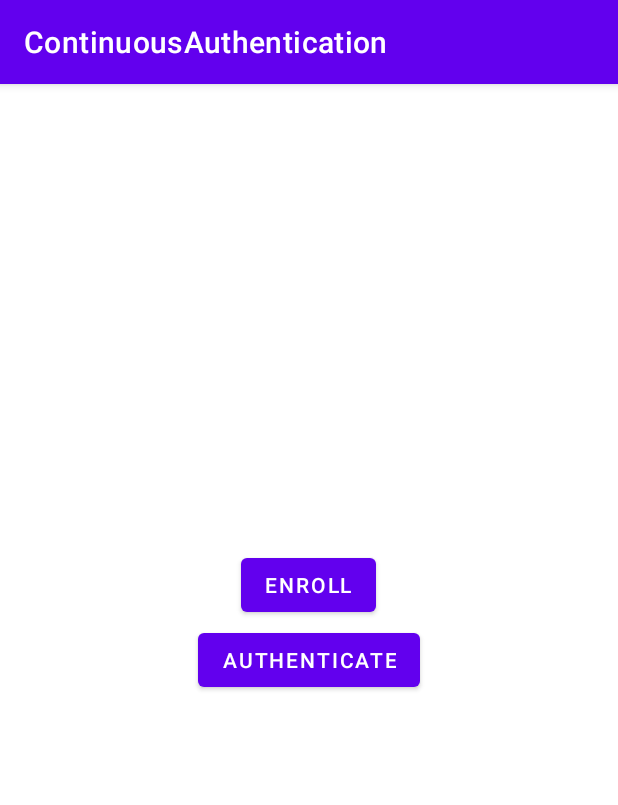
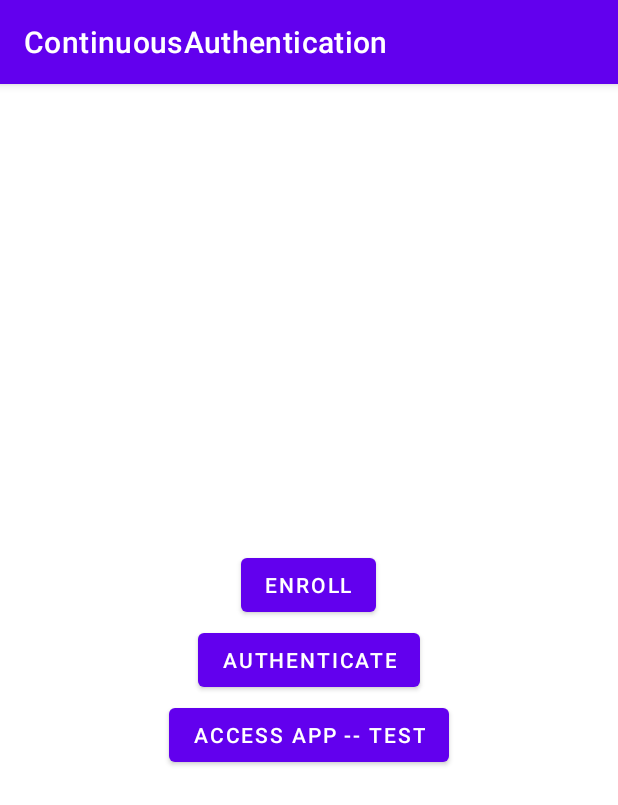
Before and after one commit to beamb/ContinuousAuthentication, an Android app: the screen it shows after launch (MainActivity), on a phone screen of 412 x 824 dp. Shown: the top 805 px of the screen. Run offline under Robolectric (Android 15) with nearby library versions, the phone set to English and light mode, and no system bars.

Commit message:
Ready for evaluation

```diff
--- a/app/src/main/java/dk/itu/continuousauthentication/controller/FaceClassifier.kt
+++ b/app/src/main/java/dk/itu/continuousauthentication/controller/FaceClassifier.kt
@@ -77,9 +77,9 @@ class FaceClassifier private constructor(context: Context) {
                 }
             }
             val maxVal = Collections.max(similarities.keys)
-            Log.i("Recognize", "Similarities: $similarities")
-            Log.i("Recognize", "MaxVal: $maxVal Person: ${similarities[maxVal]}")
-            return if (maxVal > 0.7) {
+            //Log.i("Recognize", "Similarities: $similarities")
+            Log.i("Recognize", "MaxVal: $maxVal")
+            return if (maxVal > 0.8) {
                 similarities[maxVal]?.let { personsDB.getPerson(it) }!!
             } else Person("unknown")
         }
--- a/app/src/main/java/dk/itu/continuousauthentication/controller/FaceMovement.kt
+++ b/app/src/main/java/dk/itu/continuousauthentication/controller/FaceMovement.kt
@@ -213,12 +213,12 @@ object FaceMovement {
         if (addMode) {
             person.addMovement(movement)
             personsDB.add(person)
-            displayToast(context, msg)
+            //displayToast(context, msg)
         } else if (authMode) {
             classifier.addInput(movement)
-            displayToast(context, msg)
+            //displayToast(context, msg)
         } else if (moreMode && person.movements.contains(movement)) {
-            displayToast(context, msg)
+            //displayToast(context, msg)
         }
         Log.i(TAG, msg)
     }
--- a/app/src/main/java/dk/itu/continuousauthentication/view/EnrollmentActivity.kt
+++ b/app/src/main/java/dk/itu/continuousauthentication/view/EnrollmentActivity.kt
@@ -146,12 +146,10 @@ class EnrollmentActivity : AppCompatActivity(), Observer {
     override fun update(observable: Observable?, data: Any?) {
         if (faceDetector.getUnknownFaceStatus()) {
             Log.i("Recognize", "Update was called")
-            faceDetector.setIsEnrolling(false)
-            faceDetector.setUnknownFaceStatus(false)
             faceDetector.close()
             viewfinder.destroy()
+            finish()
             val intent = Intent(this, MainActivity::class.java)
-            finish()
             startActivity(intent)
         }
     }
@@ -159,6 +157,7 @@ class EnrollmentActivity : AppCompatActivity(), Observer {
     private fun setupCamera(lensFacing: Facing) {
         viewfinder.facing = lensFacing
         viewfinder.addFrameProcessor {
+            if (it != null) {
                 faceDetector.process(
                     Frame(
                         data = it.data,
@@ -170,6 +169,7 @@ class EnrollmentActivity : AppCompatActivity(), Observer {
                 )
             }
         }
+    }
 
     companion object {
         private const val KEY_LENS_FACING = "key-lens-facing"
--- a/app/src/main/java/dk/itu/continuousauthentication/view/MainActivity.kt
+++ b/app/src/main/java/dk/itu/continuousauthentication/view/MainActivity.kt
@@ -17,6 +17,7 @@ class MainActivity : AppCompatActivity() {
     // GUI variables
     private lateinit var enrollButton: Button
     private lateinit var authButton: Button
+    private lateinit var appEntryButton: Button
 
     // Model: Database of persons
     private lateinit var personsDB: PersonsDB
@@ -37,7 +38,7 @@ class MainActivity : AppCompatActivity() {
             val intent = Intent(this, AuthenticationActivity::class.java)
             startActivity(intent)
         }
-        if (intent.hasExtra(EXTRA_LOCK) && intent.getBooleanExtra(EXTRA_LOCK, false)) {
+        /*if (intent.hasExtra(EXTRA_LOCK) && intent.getBooleanExtra(EXTRA_LOCK, false)) {
             enrollButton.isEnabled = false
             authButton.isEnabled = false
             Handler(Looper.getMainLooper()).postDelayed({ // This method will be executed once the timer is over
@@ -45,6 +46,12 @@ class MainActivity : AppCompatActivity() {
                 authButton.isEnabled = true
                 Log.d("Delay", "resend1")
             }, 60000) // set time as per your requirement
+        }*/
+
+        appEntryButton = findViewById(R.id.btn_app_entry)
+        appEntryButton.setOnClickListener {
+            val intent = Intent(this, AppEntryActivity::class.java)
+            startActivity(intent)
         }
     }
 }
--- a/app/src/main/res/layout/activity_main.xml
+++ b/app/src/main/res/layout/activity_main.xml
@@ -20,4 +20,12 @@
         android:layout_height="wrap_content"
         android:layout_gravity="center"
         android:text="@string/button_auth" />
+    <!-- App Entry button FOR TESTING ONLY -->
+    <Button
+        android:id="@+id/btn_app_entry"
+        android:layout_width="wrap_content"
+        android:layout_height="wrap_content"
+        android:layout_gravity="center"
+        android:layout_marginTop="50dp"
+        android:text="@string/button_app_entry" />
 </FrameLayout>
--- a/app/src/main/res/values/strings.xml
+++ b/app/src/main/res/values/strings.xml
@@ -19,4 +19,5 @@
     <string name="msg_incorrect">Incorrect! Please try again.</string>
     <string name="msg_timeout">Incorrect! Wait 1 minute before trying again.</string>
     <string name="menu_hint">Hint</string>
+    <string name="button_app_entry">Access App -- TEST</string>
 </resources>
```
Also changed, not shown: app/src/main/java/dk/itu/continuousauthentication/controller/FaceDetector.kt (+42 -30 lines), app/src/main/java/dk/itu/continuousauthentication/controller/MovementClassifier.kt (+7 -5 lines), app/src/main/java/dk/itu/continuousauthentication/view/AppEntryActivity.kt (+5 -2 lines), app/src/main/java/dk/itu/continuousauthentication/view/AuthenticationActivity.kt (+3 -4 lines). Lines whose indentation alone changed are shown as unchanged.
